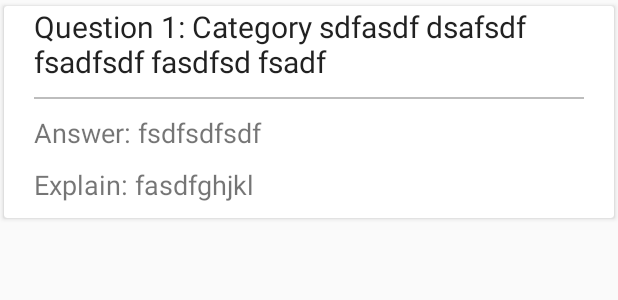
After one commit to Dovietlinh/capstoneVinID, an Android app: the layout adapter_review.xml on its own in the app's theme, with its tools: preview values and no code run, on a phone screen of 412 x 824 dp. The commit adds this screen. Shown: the top 300 px of the screen. Run offline under Robolectric (Android 15) with nearby library versions, the phone set to English and light mode, and no system bars.

Commit message:
update code screen review

```diff
--- a/app/src/main/java/com/example/capstoneproject/API/ApiService.kt
+++ b/app/src/main/java/com/example/capstoneproject/API/ApiService.kt
@@ -1,5 +1,6 @@
 package com.example.capstoneproject.API
 import com.example.capstoneproject.Model.Category
+import com.example.capstoneproject.Model.Question
 import com.example.capstoneproject.User
 import okhttp3.ResponseBody
 import retrofit2.Call
@@ -10,6 +11,12 @@ interface ApiService {
     @get:GET("category/getAll")
     // Wrap the response in a Call with the type of the expected result
     val allCategory: Call<List<Category>>
+
+    @GET("category/getQuestion/{id}")
+    // Wrap the response in a Call with the type of the expected result
+    fun allQuestionByCategory(
+        @Path("id") id: Int
+    ): Call<List<Question>>
 
     @get:GET("user/getAll")
     // Wrap the response in a Call with the type of the expected result
--- /dev/null
+++ b/app/src/main/res/drawable/ic_remove_black_24dp.xml
@@ -0,0 +1,5 @@
+<vector android:height="24dp" android:tint="#484848"
+    android:viewportHeight="24.0" android:viewportWidth="24.0"
+    android:width="24dp" xmlns:android="http://schemas.android.com/apk/res/android">
+    <path android:fillColor="#FF000000" android:pathData="M19,13H5v-2h14v2z"/>
+</vector>
--- /dev/null
+++ b/app/src/main/res/layout/adapter_review.xml
@@ -0,0 +1,48 @@
+<?xml version="1.0" encoding="utf-8"?>
+<androidx.cardview.widget.CardView xmlns:android="http://schemas.android.com/apk/res/android"
+    xmlns:card_view="http://schemas.android.com/apk/res-auto"
+    android:id="@+id/cardView"
+    android:layout_width="match_parent"
+    android:layout_height="wrap_content"
+    card_view:cardUseCompatPadding="true">
+
+    <LinearLayout
+        android:layout_width="match_parent"
+        android:layout_height="wrap_content"
+        android:orientation="vertical">
+
+        <TextView
+            android:id="@+id/questionReview"
+            style="@style/TextAppearance.AppCompat.Large"
+            android:layout_width="wrap_content"
+            android:layout_height="wrap_content"
+            android:layout_gravity="center_vertical"
+            android:layout_marginLeft="20dp"
+            android:text="Question 1: Category sdfasdf dsafsdf fsadfsdf fasdfsd fsadf"
+            android:textSize="20dp" />
+
+        <View
+            android:layout_width="match_parent"
+            android:layout_height="1dp"
+            android:layout_gravity="center"
+            android:layout_marginHorizontal="20dp"
+            android:layout_marginVertical="10dp"
+            android:background="#bdbdbd" />
+
+        <TextView
+            android:id="@+id/answerReview"
+            android:layout_width="match_parent"
+            android:layout_height="wrap_content"
+            android:layout_marginLeft="20dp"
+            android:text="Answer: fsdfsdfsdf"
+            android:textSize="18dp" />
+        <TextView
+            android:id="@+id/explainReview"
+            android:layout_marginVertical="10dp"
+            android:layout_width="match_parent"
+            android:layout_height="wrap_content"
+            android:layout_marginLeft="20dp"
+            android:text="Explain: fasdfghjkl"
+            android:textSize="18dp" />
+    </LinearLayout>
+</androidx.cardview.widget.CardView>
--- a/app/src/main/res/layout/dialog_success.xml
+++ b/app/src/main/res/layout/dialog_success.xml
@@ -33,10 +33,10 @@
         <TextView
             android:layout_width="match_parent"
             android:layout_height="wrap_content"
-            android:layout_marginTop="10dp"
+            android:layout_margin="20dp"
+            android:textSize="16dp"
             android:text="Lorem ipsum dolor sit amet, consectetur adipiscing elit. Nulla eu erat tincidunt lacus fermentum rutrum."
-            android:textAlignment="center"
-            android:textAppearance="@style/TextAppearance.AppCompat.Medium" />
+            android:textAlignment="center"/>
 
         <GridLayout
             android:layout_width="wrap_content"
--- a/app/src/main/res/layout/list_exam_fragment.xml
+++ b/app/src/main/res/layout/list_exam_fragment.xml
@@ -1,7 +1,5 @@
 <?xml version="1.0" encoding="utf-8"?>
 <RelativeLayout xmlns:android="http://schemas.android.com/apk/res/android"
-xmlns:app="http://schemas.android.com/apk/res-auto"
-xmlns:tools="http://schemas.android.com/tools"
 android:layout_width="match_parent"
     android:background="#FFFFFF"
 android:layout_height="wrap_content">
--- a/app/src/main/res/values/colors.xml
+++ b/app/src/main/res/values/colors.xml
@@ -5,4 +5,5 @@
     <color name="colorAccent">#D81B60</color>
     <color name="topBar">#33CC33</color>
     <color name="backgroudAvatar">#66CC66</color>
+    <color name="textColor">#00CC00</color>
 </resources>
--- a/app/src/main/res/values/styles.xml
+++ b/app/src/main/res/values/styles.xml
@@ -10,6 +10,5 @@
     <style name="AppTheme.NoActionBar">
         <item name="windowActionBar">false</item>
         <item name="windowNoTitle">true</item>
-        <item name="android:textColor">#FFFFFF</item>
     </style>
 </resources>
```
Also changed, not shown: app/src/main/java/com/example/capstoneproject/View/Activity/TestActivity.kt (+58 -15 lines), app/src/main/java/com/example/capstoneproject/View/Adapter/AdapterCategory.kt (+12 -3 lines), app/src/main/java/com/example/capstoneproject/View/Adapter/AdapterQuestion.kt (added, +41 -0 lines), app/src/main/java/com/example/capstoneproject/View/Adapter/AdapterReview.kt (added, +59 -0 lines), app/src/main/java/com/example/capstoneproject/View/Fragment/ReviewFragment.kt (added, +87 -0 lines), app/src/main/res/layout/activity_test.xml (+12 -8 lines), app/src/main/res/layout/adapter_item_question.xml (added, +19 -0 lines), app/src/main/res/layout/bottom_sheet.xml (+14 -78 lines), app/src/main/res/layout/home_fragment.xml (+31 -26 lines).
